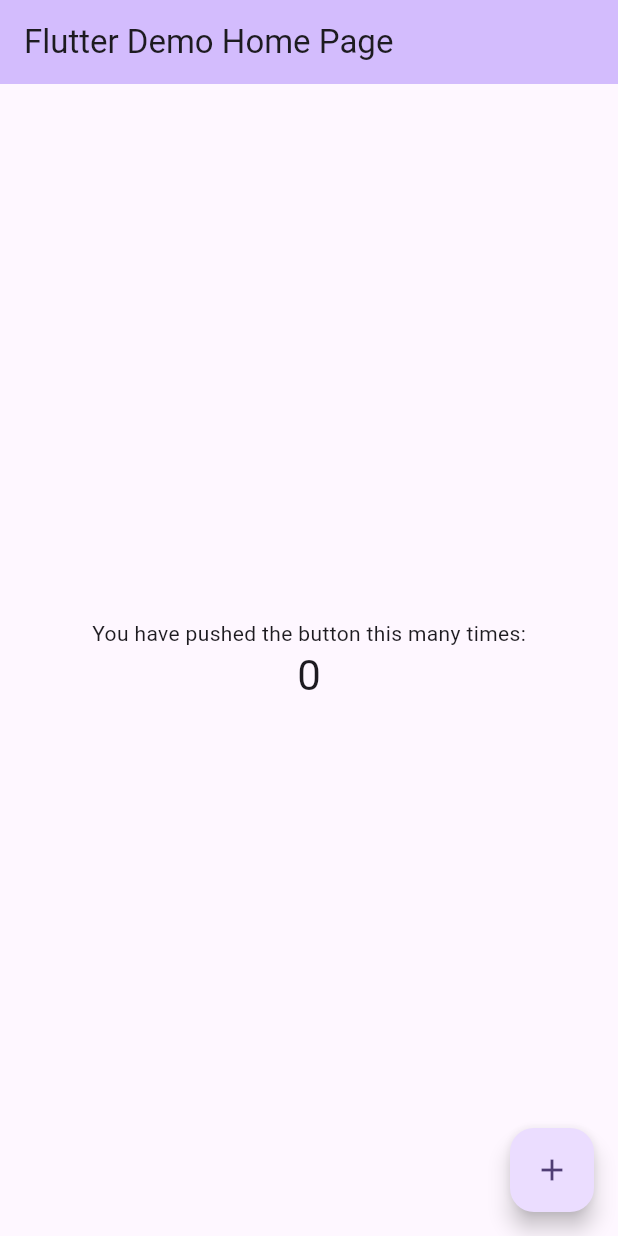
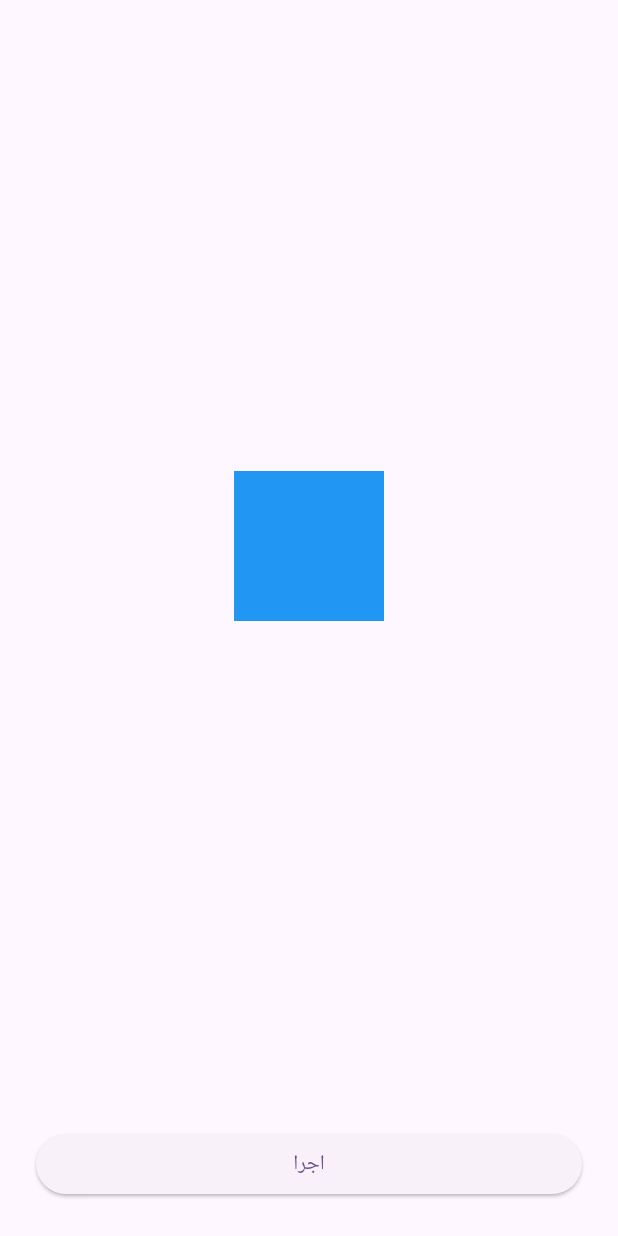
Before and after one commit to SayyehBan/flutter_animation, a Flutter app: the screen it shows after launch, on a phone screen of 412 x 824 dp. Run offline on Flutter 3.47's test engine with Material 2 defaults, Android fonts, the phone set to English and light mode, and no system bars.

Commit message:
Animation Hide Or Show

```diff
--- /dev/null
+++ b/lib/animationHideOrShow.dart
@@ -0,0 +1,34 @@
+// ignore_for_file: file_names
+
+import 'package:flutter/material.dart';
+
+class AnimationHideOrShow extends StatefulWidget {
+  const AnimationHideOrShow({super.key});
+
+  @override
+  State<AnimationHideOrShow> createState() => _AnimationHideOrShowState();
+}
+
+class _AnimationHideOrShowState extends State<AnimationHideOrShow> {
+  double opacity = 1;
+  @override
+  Widget build(BuildContext context) {
+    return Scaffold(
+      bottomNavigationBar: Padding(
+        padding: const EdgeInsets.all(24),
+        child: ElevatedButton(
+            onPressed: () {
+              setState(() {
+                opacity = opacity == 1 ? 0 : 1;
+              });
+            },
+            child: const Text("اجرا")),
+      ),
+      body: Center(
+          child: AnimatedOpacity(
+              duration: const Duration(milliseconds: 500),
+              opacity: opacity,
+              child: Container(width: 100, height: 100, color: Colors.blue))),
+    );
+  }
+}
--- a/lib/main.dart
+++ b/lib/main.dart
@@ -1,4 +1,5 @@
 import 'package:flutter/material.dart';
+import 'package:flutter_animation/animationHideOrShow.dart';
 
 void main() {
   runApp(const MyApp());
@@ -12,114 +13,12 @@ class MyApp extends StatelessWidget {
   Widget build(BuildContext context) {
     return MaterialApp(
       title: 'Flutter Demo',
+      debugShowCheckedModeBanner: false,
       theme: ThemeData(
-        // This is the theme of your application.
-        //
-        // TRY THIS: Try running your application with "flutter run". You'll see
-        // the application has a blue toolbar. Then, without quitting the app,
-        // try changing the seedColor in the colorScheme below to Colors.green
-        // and then invoke "hot reload" (save your changes or press the "hot
-        // reload" button in a Flutter-supported IDE, or press "r" if you used
-        // the command line to start the app).
-        //
-        // Notice that the counter didn't reset back to zero; the application
-        // state is not lost during the reload. To reset the state, use hot
-        // restart instead.
-        //
-        // This works for code too, not just values: Most code changes can be
-        // tested with just a hot reload.
         colorScheme: ColorScheme.fromSeed(seedColor: Colors.deepPurple),
         useMaterial3: true,
       ),
-      home: const MyHomePage(title: 'Flutter Demo Home Page'),
+      home: const AnimationHideOrShow(),
     );
   }
 }
-
-class MyHomePage extends StatefulWidget {
-  const MyHomePage({super.key, required this.title});
-
-  // This widget is the home page of your application. It is stateful, meaning
-  // that it has a State object (defined below) that contains fields that affect
-  // how it looks.
-
-  // This class is the configuration for the state. It holds the values (in this
-  // case the title) provided by the parent (in this case the App widget) and
-  // used by the build method of the State. Fields in a Widget subclass are
-  // always marked "final".
-
-  final String title;
-
-  @override
-  State<MyHomePage> createState() => _MyHomePageState();
-}
-
-class _MyHomePageState extends State<MyHomePage> {
-  int _counter = 0;
-
-  void _incrementCounter() {
-    setState(() {
-      // This call to setState tells the Flutter framework that something has
-      // changed in this State, which causes it to rerun the build method below
-      // so that the display can reflect the updated values. If we changed
-      // _counter without calling setState(), then the build method would not be
-      // called again, and so nothing would appear to happen.
-      _counter++;
-    });
-  }
-
-  @override
-  Widget build(BuildContext context) {
-    // This method is rerun every time setState is called, for instance as done
-    // by the _incrementCounter method above.
-    //
-    // The Flutter framework has been optimized to make rerunning build methods
-    // fast, so that you can just rebuild anything that needs updating rather
-    // than having to individually change instances of widgets.
-    return Scaffold(
-      appBar: AppBar(
-        // TRY THIS: Try changing the color here to a specific color (to
-        // Colors.amber, perhaps?) and trigger a hot reload to see the AppBar
-        // change color while the other colors stay the same.
-        backgroundColor: Theme.of(context).colorScheme.inversePrimary,
-        // Here we take the value from the MyHomePage object that was created by
-        // the App.build method, and use it to set our appbar title.
-        title: Text(widget.title),
-      ),
-      body: Center(
-        // Center is a layout widget. It takes a single child and positions it
-        // in the middle of the parent.
-        child: Column(
-          // Column is also a layout widget. It takes a list of children and
-          // arranges them vertically. By default, it sizes itself to fit its
-          // children horizontally, and tries to be as tall as its parent.
-          //
-          // Column has various properties to control how it sizes itself and
-          // how it positions its children. Here we use mainAxisAlignment to
-          // center the children vertically; the main axis here is the vertical
-          // axis because Columns are vertical (the cross axis would be
-          // horizontal).
-          //
-          // TRY THIS: Invoke "debug painting" (choose the "Toggle Debug Paint"
-          // action in the IDE, or press "p" in the console), to see the
-          // wireframe for each widget.
-          mainAxisAlignment: MainAxisAlignment.center,
-          children: <Widget>[
-            const Text(
-              'You have pushed the button this many times:',
-            ),
-            Text(
-              '$_counter',
-              style: Theme.of(context).textTheme.headlineMedium,
-            ),
-          ],
-        ),
-      ),
-      floatingActionButton: FloatingActionButton(
-        onPressed: _incrementCounter,
-        tooltip: 'Increment',
-        child: const Icon(Icons.add),
-      ), // This trailing comma makes auto-formatting nicer for build methods.
-    );
-  }
-}
```
